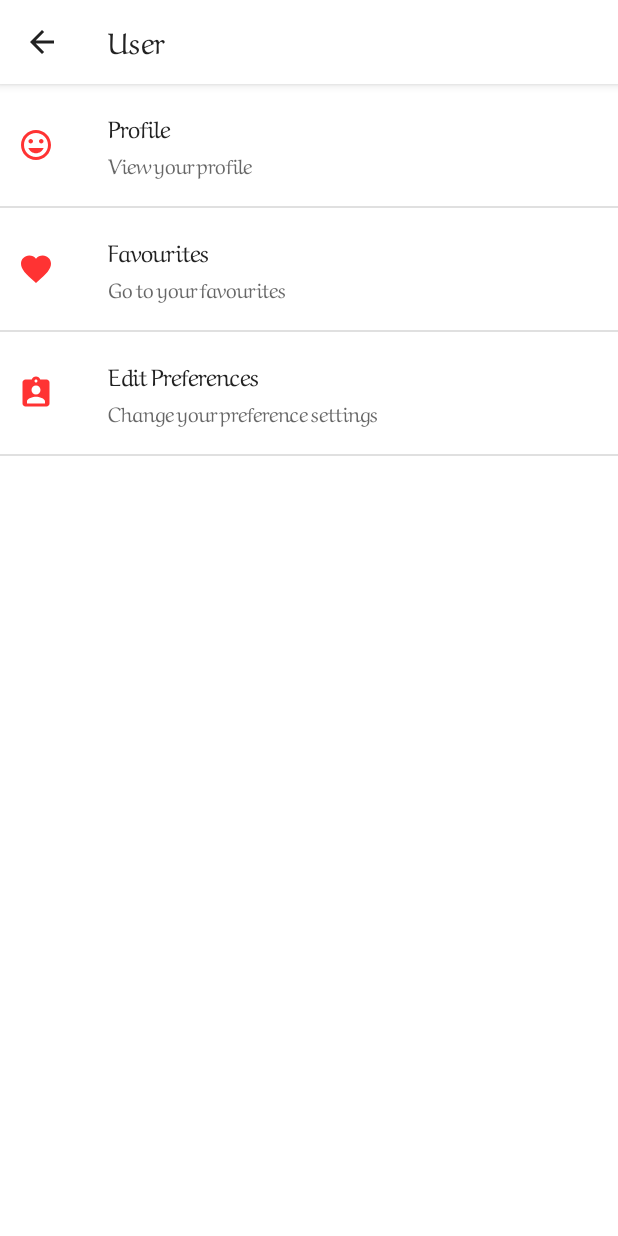
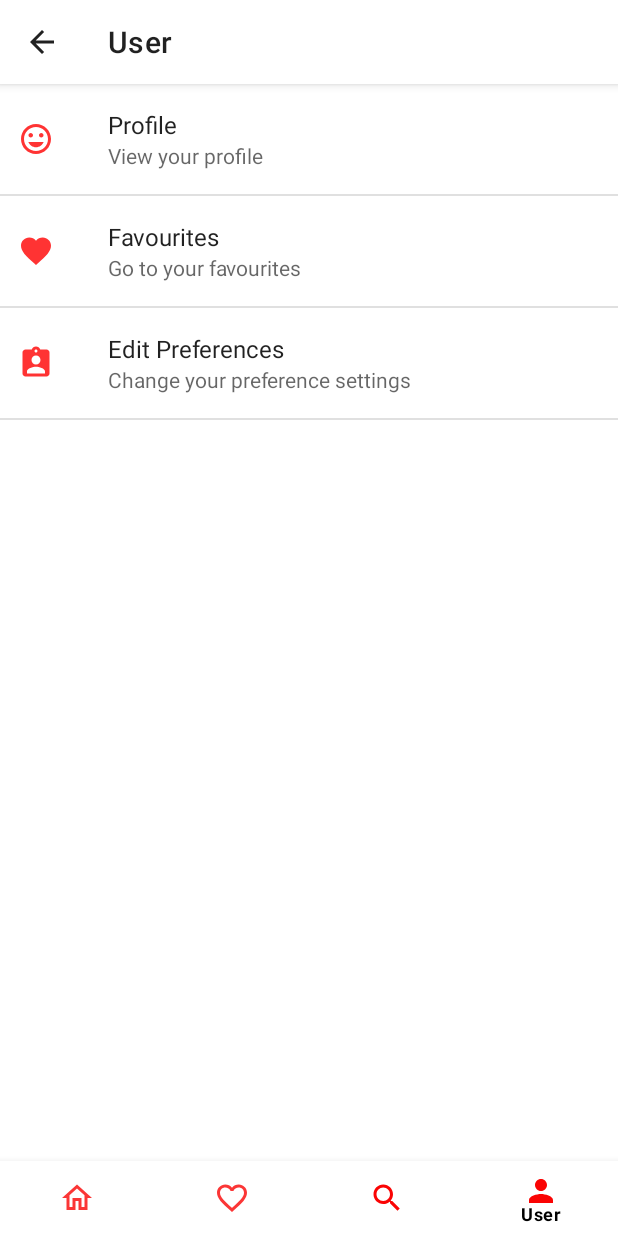
Before and after one commit to eezj35/OrbitalApp, an Android app: the User screen opened directly, with no data from a screen before it, on a phone screen of 412 x 824 dp. Run offline under Robolectric (Android 15) with nearby library versions, the phone set to English and light mode, and no system bars; our stand-ins replace Firebase (no records; nobody signed in at launch, a user with empty details on screens opened directly); Roboto replaces fonts that are not available here.

Commit message:
UX changes and small UI changes

```diff
--- a/app/src/main/java/com/example/orbital_app/FSDataAdapter.java
+++ b/app/src/main/java/com/example/orbital_app/FSDataAdapter.java
@@ -53,6 +53,7 @@ public class FSDataAdapter extends RecyclerView.Adapter<FSDataAdapter.MyViewHold
                 i.putExtra("link", list.get(position).getLink());
                 i.putExtra("postal", list.get(position).getPostal());
                 i.putExtra("activities", list.get(position).getActivities());
+                i.putExtra("prevPage", "MA");
                 holder.parent.getContext().startActivity(i.setFlags(Intent.FLAG_ACTIVITY_NO_ANIMATION));
 
             }
--- a/app/src/main/java/com/example/orbital_app/FavAdapter.java
+++ b/app/src/main/java/com/example/orbital_app/FavAdapter.java
@@ -60,6 +60,7 @@ public class FavAdapter extends RecyclerView.Adapter<FavAdapter.MyViewHolder> {
                 i.putExtra("link", list.get(position).getLink());
                 i.putExtra("postal", list.get(position).getPostal());
                 i.putExtra("activities", list.get(position).getActivities());
+                i.putExtra("prevPage", "Fav");
                 holder.favCard.getContext().startActivity(i.setFlags(Intent.FLAG_ACTIVITY_NO_ANIMATION));
 
 
--- a/app/src/main/java/com/example/orbital_app/SearchAdapter.java
+++ b/app/src/main/java/com/example/orbital_app/SearchAdapter.java
@@ -59,6 +59,7 @@ public class SearchAdapter extends RecyclerView.Adapter<SearchAdapter.SearchView
                 i.putExtra("link", list.get(position).getLink());
                 i.putExtra("postal", list.get(position).getPostal());
                 i.putExtra("activities", list.get(position).getActivities());
+                i.putExtra("prevPage", "Search");
                 holder.parent.getContext().startActivity(i.setFlags(Intent.FLAG_ACTIVITY_NO_ANIMATION));
 
             }
--- a/app/src/main/java/com/example/orbital_app/User.java
+++ b/app/src/main/java/com/example/orbital_app/User.java
@@ -1,23 +1,57 @@
 package com.example.orbital_app;
 
+import androidx.annotation.NonNull;
 import androidx.appcompat.app.AppCompatActivity;
 
 import android.content.Intent;
 import android.os.Bundle;
+import android.view.Menu;
+import android.view.MenuItem;
 import android.view.View;
 import android.widget.Button;
 
+import com.google.android.material.bottomnavigation.BottomNavigationView;
 import com.google.firebase.auth.FirebaseAuth;
 
 public class User extends AppCompatActivity {
 
+    BottomNavigationView bottomNavigationView;
     @Override
     protected void onCreate(Bundle savedInstanceState) {
         super.onCreate(savedInstanceState);
         setContentView(R.layout.activity_user);
         getSupportActionBar().setTitle("User");
-        getSupportActionBar().setDisplayHomeAsUpEnabled(true);
-        getFragmentManager().beginTransaction().replace(android.R.id.content, new UserFragment()).commit();
+
+        getFragmentManager().beginTransaction().replace(R.id.fragment_container2, new UserFragment()).commit();
+        bottomNavigationView = findViewById(R.id.bottom_navigation_user);
+        Menu menu = bottomNavigationView.getMenu();
+        MenuItem mI = menu.getItem(3);
+        mI.setChecked(true);
+        bottomNavigationView.setOnNavigationItemSelectedListener(new BottomNavigationView.OnNavigationItemSelectedListener() {
+            @Override
+            public boolean onNavigationItemSelected(@NonNull MenuItem item) {
+                switch (item.getItemId()) {
+
+                    case R.id.nav_favourites:
+
+                        startActivity(new Intent(getApplicationContext(), FavList.class).setFlags(Intent.FLAG_ACTIVITY_NO_ANIMATION));
+                        break;
+
+                    case R.id.nav_search:
+
+                        startActivity(new Intent(getApplicationContext(), Search.class).setFlags(Intent.FLAG_ACTIVITY_NO_ANIMATION));
+
+                        break;
+
+                    case R.id.nav_home:
+
+                        startActivity(new Intent(getApplicationContext(), MainActivity.class).setFlags(Intent.FLAG_ACTIVITY_NO_ANIMATION));
+
+                        break;
+                }
+                return true;
+            }
+        });
     }
 
 
--- a/app/src/main/res/layout/activity_2.xml
+++ b/app/src/main/res/layout/activity_2.xml
@@ -58,6 +58,7 @@
                             android:layout_marginTop="10dp"
                             android:layout_marginBottom="10dp"
                             android:textColor="@color/black"
+                            android:fontFamily="@font/aref_ruqaa"
                             android:padding="10dp"
                             android:text="location name"
                             android:textSize="20dp"
--- a/app/src/main/res/layout/activity_user.xml
+++ b/app/src/main/res/layout/activity_user.xml
@@ -7,9 +7,28 @@
     tools:context=".User">
 
     <FrameLayout
+        android:id="@+id/fragment_container2"
         android:layout_width="match_parent"
-        android:layout_height="match_parent"
-        android:id="@+id/fragment_container2"
-        />
+        android:layout_height="300dp"
+        android:layout_marginBottom="268dp"
+        app:layout_constraintBottom_toTopOf="@+id/bottom_navigation_user"
+        app:layout_constraintTop_toTopOf="parent"
+        app:layout_constraintVertical_bias="0.0"
+        tools:layout_editor_absoluteX="-16dp" />
+
+    <com.google.android.material.bottomnavigation.BottomNavigationView
+        android:id="@+id/bottom_navigation_user"
+        android:layout_width="0dp"
+        android:layout_height="50dp"
+        android:layout_gravity="bottom"
+        app:menu="@menu/nav_items"
+        app:itemIconTint="#FA0404"
+        app:itemTextColor="@color/black"
+        app:layout_constraintBottom_toBottomOf="parent"
+        app:layout_constraintHorizontal_bias="0.0"
+        app:layout_constraintLeft_toLeftOf="parent"
+        app:layout_constraintRight_toRightOf="parent">
+
+    </com.google.android.material.bottomnavigation.BottomNavigationView>
 
 </androidx.constraintlayout.widget.ConstraintLayout>
--- a/app/src/main/res/values/themes.xml
+++ b/app/src/main/res/values/themes.xml
@@ -2,7 +2,7 @@
     <!-- Base application theme. -->
     <style name="Theme.Orbital_App" parent="Theme.MaterialComponents.DayNight">
         <!-- Primary brand color. -->
-        <item name="android:fontFamily">@font/aref_ruqaa</item>
+<!--        <item name="android:fontFamily">@font/aref_ruqaa</item>-->
         <item name="colorPrimary">@color/white</item>
         <item name="colorPrimaryVariant">@color/red</item>
         <item name="colorOnPrimary">@color/white</item>
```
Also changed, not shown: app/src/main/java/com/example/orbital_app/Activity2.java (+18 -2 lines), app/src/main/java/com/example/orbital_app/ReviewActivity.java (+27 -27 lines), app/src/main/res/layout/activity_review.xml (+13 -16 lines).
